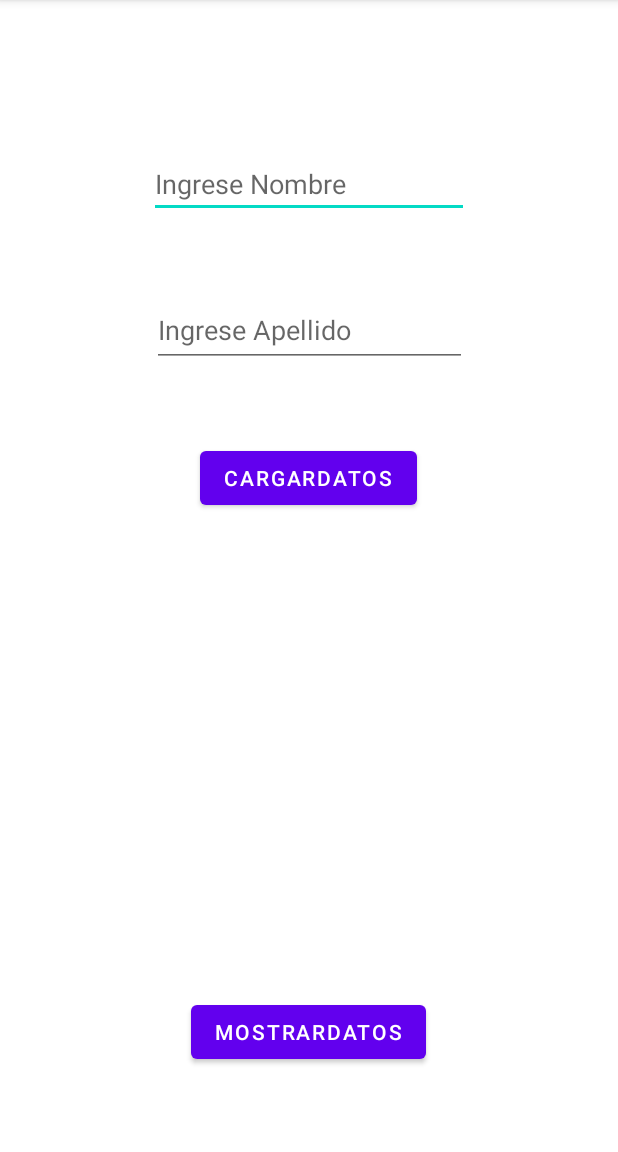
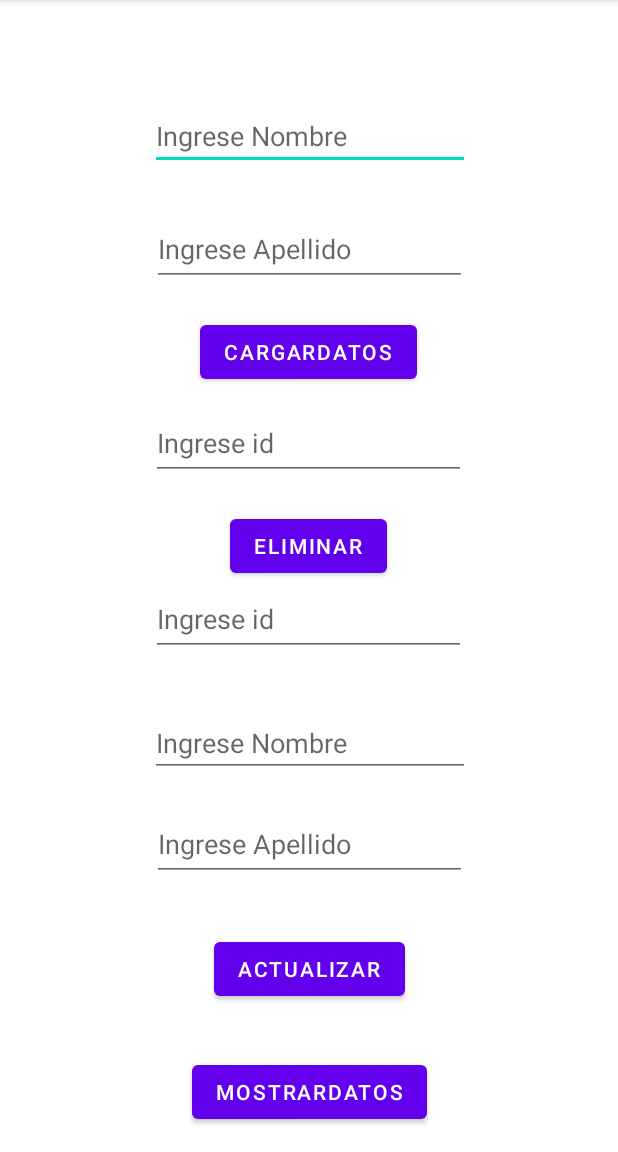
Before and after one commit to BMRCVIP/ListaDeContacto, an Android app: the screen it shows after launch (FormApiContacActivity), on a phone screen of 412 x 824 dp, the part 84-1236 px from its top. Run offline under Robolectric (Android 15) with nearby library versions, the phone set to English and light mode, and no system bars.

Commit message:
Se realizo CRUD completo

```diff
--- a/app/src/main/java/com/example/pantallaadicional/FormApiContacActivity.java
+++ b/app/src/main/java/com/example/pantallaadicional/FormApiContacActivity.java
@@ -13,6 +13,7 @@ import android.widget.EditText;
 
 import com.example.pantallaadicional.adapters.APIContactsAdapter;
 import com.example.pantallaadicional.entityes.ContactApi;
+import com.example.pantallaadicional.entityes.RazaPerro;
 import com.example.pantallaadicional.services.ContactApiService;
 
 import java.util.List;
@@ -25,8 +26,9 @@ import retrofit2.converter.gson.GsonConverterFactory;
 
 public class FormApiContacActivity extends AppCompatActivity {
 
-    EditText etName, etLastName;
+    EditText etName, etLastName, etID,etID2, etName2, etLastName2;
     private Button button;
+
     @Override
     protected void onCreate(Bundle savedInstanceState) {
         super.onCreate(savedInstanceState);
@@ -34,11 +36,16 @@ public class FormApiContacActivity extends AppCompatActivity {
 
         etName = findViewById(R.id.etName);
         etLastName = findViewById(R.id.etLastName);
+        etName2=findViewById(R.id.etName2);
+        etLastName2= findViewById(R.id.etLastName2);
 
-        button=findViewById(R.id.btnSiguiente);
-        button.setOnClickListener(v ->{
-                onClick(v);
-                });
+        etID = findViewById(R.id.etID);
+        etID2 = findViewById(R.id.etID2);
+
+        button = findViewById(R.id.btnSiguiente);
+        button.setOnClickListener(v -> {
+            onClick(v);
+        });
 
         /*ContactApi contactApi = new ContactApi();
         contactApi.name="Brandon";
@@ -69,15 +76,32 @@ public class FormApiContacActivity extends AppCompatActivity {
 
     }
 
-    public void enviar(View v){
+    public void enviar(View v) {
         String name = etName.getText().toString();
         String lastname = etLastName.getText().toString();
         ContactApi contactApi = new ContactApi();
-        contactApi.name=name;
-        contactApi.lastname=lastname;
+        contactApi.name = name;
+        contactApi.lastname = lastname;
         postRetrofit(contactApi);
     }
-    public  void postRetrofit(ContactApi contactApi){
+
+    public void eliminar(View v) {
+        String id = etID.getText().toString();
+        deleteRetrofit(Integer.parseInt(id));
+    }
+
+    public void actualizar(View v) {
+        String id = etID2.getText().toString();
+        String name2 = etName2.getText().toString();
+        String lastname2 = etLastName2.getText().toString();
+        ContactApi contactApi = new ContactApi();
+        contactApi.name = name2;
+        contactApi.lastname = lastname2;
+        contactApi.id = Integer.parseInt(id);
+        updateRetrofit(contactApi, Integer.parseInt(id));
+    }
+
+    public void postRetrofit(ContactApi contactApi) {
         Retrofit retrofit = new Retrofit.Builder()
                 .baseUrl("https://63597f5cff3d7bddb9a3cca2.mockapi.io/")
                 .addConverterFactory(GsonConverterFactory.create())
@@ -86,30 +110,51 @@ public class FormApiContacActivity extends AppCompatActivity {
         service.create(contactApi).enqueue(new Callback<Void>() {
             @Override
             public void onResponse(Call<Void> call, Response<Void> response) {
-                Log.i("MAIN_APP", "RESPONSE"+ response.code());
+                Log.i("MAIN_APP", "RESPONSE" + response.code());
             }
+
             @Override
             public void onFailure(Call<Void> call, Throwable t) {
             }
         });
     }
 
-    /*public void updateRetrofit(ContactApi contactApi, int id){
+    public void deleteRetrofit(int id) {
         Retrofit retrofit = new Retrofit.Builder()
                 .baseUrl("https://63597f5cff3d7bddb9a3cca2.mockapi.io/")
                 .addConverterFactory(GsonConverterFactory.create())
                 .build();
         ContactApiService service = retrofit.create(ContactApiService.class);
-        service.update(contactApi, id).enqueue(new Callback<Void>() {
+        service.delete(id).enqueue(new Callback<ContactApi>() {
             @Override
-            public void onResponse(Call<Void> call, Response<Void> response) {
-                Log.i("MAIN_APP", "RESPONSE"+ response.code());
+            public void onResponse(Call<ContactApi> call, Response<ContactApi> response) {
+                ContactApi data = response.body();
             }
 
             @Override
-            public void onFailure(Call<Void> call, Throwable t) {
+            public void onFailure(Call<ContactApi> call, Throwable t) {
 
             }
         });
-    }*/
+    }
+
+
+    public void updateRetrofit(ContactApi contactApi, int id){
+        Retrofit retrofit = new Retrofit.Builder()
+                .baseUrl("https://63597f5cff3d7bddb9a3cca2.mockapi.io/")
+                .addConverterFactory(GsonConverterFactory.create())
+                .build();
+        ContactApiService service = retrofit.create(ContactApiService.class);
+        service.update(contactApi, id).enqueue(new Callback<ContactApi>() {
+            @Override
+            public void onResponse(Call<ContactApi> call, Response<ContactApi> response) {
+                ContactApi data = response.body();
+            }
+
+            @Override
+            public void onFailure(Call<ContactApi> call, Throwable t) {
+
+            }
+        });
+    }
 }
--- a/app/src/main/java/com/example/pantallaadicional/services/ContactApiService.java
+++ b/app/src/main/java/com/example/pantallaadicional/services/ContactApiService.java
@@ -6,6 +6,7 @@ import java.util.List;
 
 import retrofit2.Call;
 import retrofit2.http.Body;
+import retrofit2.http.DELETE;
 import retrofit2.http.GET;
 import retrofit2.http.POST;
 import retrofit2.http.PUT;
@@ -18,6 +19,10 @@ public interface ContactApiService {
     Call<List<ContactApi>> getListContact();
     @POST("contacts")
     Call<Void> create(@Body ContactApi contactApi);//guardar datos
+    /*@PUT("contacts/{id}")
+    Call<Void> update (@Body ContactApi contactApi, @Path("id")int id);*/
     @PUT("contacts/{id}")
-    Call<Void> update (@Body ContactApi contactApi, @Path("id")int id); //actualizar datos
+    Call<ContactApi> update(@Body ContactApi contactApi, @Path("id")int id);
+    @DELETE("contacts/{id}")
+    Call<ContactApi> delete (@Path("id")int id);
 }
--- a/app/src/main/res/layout/activity_api_contac.xml
+++ b/app/src/main/res/layout/activity_api_contac.xml
@@ -2,6 +2,7 @@
 <androidx.constraintlayout.widget.ConstraintLayout xmlns:android="http://schemas.android.com/apk/res/android"
     xmlns:app="http://schemas.android.com/apk/res-auto"
     xmlns:tools="http://schemas.android.com/tools"
+    android:id="@+id/et"
     android:layout_width="match_parent"
     android:layout_height="match_parent"
     tools:context=".FormApiContacActivity">
@@ -10,11 +11,12 @@
         android:id="@+id/etName"
         android:layout_width="wrap_content"
         android:layout_height="wrap_content"
-        android:layout_marginTop="100dp"
+        android:layout_marginTop="68dp"
         android:ems="10"
         android:hint="Ingrese Nombre"
         android:inputType="textPersonName"
         app:layout_constraintEnd_toEndOf="parent"
+        app:layout_constraintHorizontal_bias="0.502"
         app:layout_constraintStart_toStartOf="parent"
         app:layout_constraintTop_toTopOf="parent" />
 
@@ -22,11 +24,12 @@
         android:id="@+id/etLastName"
         android:layout_width="210dp"
         android:layout_height="49dp"
-        android:layout_marginTop="50dp"
+        android:layout_marginTop="28dp"
         android:ems="10"
         android:hint="Ingrese Apellido"
         android:inputType="textPersonName"
         app:layout_constraintEnd_toEndOf="parent"
+        app:layout_constraintHorizontal_bias="0.502"
         app:layout_constraintStart_toStartOf="parent"
         app:layout_constraintTop_toBottomOf="@+id/etName" />
 
@@ -35,27 +38,100 @@
         android:layout_width="wrap_content"
         android:layout_height="wrap_content"
         android:layout_marginStart="158dp"
+        android:layout_marginTop="20dp"
         android:layout_marginEnd="159dp"
-        android:layout_marginBottom="376dp"
         android:onClick="enviar"
         android:text="CargarDatos"
-        app:layout_constraintBottom_toBottomOf="parent"
         app:layout_constraintEnd_toEndOf="parent"
         app:layout_constraintStart_toStartOf="parent"
         app:layout_constraintTop_toBottomOf="@+id/etLastName" />
+
+    <EditText
+        android:id="@+id/etID"
+        android:layout_width="210dp"
+        android:layout_height="49dp"
+        android:layout_marginTop="12dp"
+        android:ems="10"
+        android:hint="Ingrese id"
+        android:inputType="textPersonName"
+        app:layout_constraintEnd_toEndOf="parent"
+        app:layout_constraintHorizontal_bias="0.497"
+        app:layout_constraintStart_toStartOf="parent"
+        app:layout_constraintTop_toBottomOf="@+id/btnEnviar" />
+
+    <Button
+        android:id="@+id/btnEliminar"
+        android:layout_width="wrap_content"
+        android:layout_height="wrap_content"
+        android:layout_marginTop="20dp"
+        android:onClick="eliminar"
+        android:text="Eliminar"
+        app:layout_constraintEnd_toEndOf="parent"
+        app:layout_constraintHorizontal_bias="0.498"
+        app:layout_constraintStart_toStartOf="parent"
+        app:layout_constraintTop_toBottomOf="@+id/etID" />
+
+    <EditText
+        android:id="@+id/etID2"
+        android:layout_width="210dp"
+        android:layout_height="49dp"
+        android:ems="10"
+        android:hint="Ingrese id"
+        android:inputType="textPersonName"
+        app:layout_constraintEnd_toEndOf="parent"
+        app:layout_constraintHorizontal_bias="0.497"
+        app:layout_constraintStart_toStartOf="parent"
+        app:layout_constraintTop_toBottomOf="@+id/btnEliminar" />
+
+    <EditText
+        android:id="@+id/etName2"
+        android:layout_width="wrap_content"
+        android:layout_height="wrap_content"
+        android:layout_marginTop="35dp"
+        android:ems="10"
+        android:hint="Ingrese Nombre"
+        android:inputType="textPersonName"
+        app:layout_constraintEnd_toEndOf="parent"
+        app:layout_constraintHorizontal_bias="0.502"
+        app:layout_constraintStart_toStartOf="parent"
+        app:layout_constraintTop_toBottomOf="@+id/etID2" />
+
+    <EditText
+        android:id="@+id/etLastName2"
+        android:layout_width="210dp"
+        android:layout_height="49dp"
+        android:layout_marginTop="20dp"
+        android:ems="10"
+        android:hint="Ingrese Apellido"
+        android:inputType="textPersonName"
+        app:layout_constraintEnd_toEndOf="parent"
+        app:layout_constraintStart_toStartOf="parent"
+        app:layout_constraintTop_toBottomOf="@+id/etName2" />
 
     <Button
         android:id="@+id/btnSiguiente"
         android:layout_width="wrap_content"
         android:layout_height="wrap_content"
         android:layout_marginStart="158dp"
-        android:layout_marginTop="312dp"
         android:layout_marginEnd="159dp"
-        android:layout_marginBottom="47dp"
+        android:layout_marginBottom="16dp"
         android:text="MostrarDatos"
         app:layout_constraintBottom_toBottomOf="parent"
         app:layout_constraintEnd_toEndOf="parent"
+        app:layout_constraintHorizontal_bias="0.492"
+        app:layout_constraintStart_toStartOf="parent" />
+
+    <Button
+        android:id="@+id/btnActualizar"
+        android:layout_width="wrap_content"
+        android:layout_height="wrap_content"
+        android:layout_marginTop="16dp"
+        android:layout_marginBottom="16dp"
+        android:onClick="actualizar"
+        android:text="Actualizar"
+        app:layout_constraintBottom_toTopOf="@+id/btnSiguiente"
+        app:layout_constraintEnd_toEndOf="parent"
         app:layout_constraintStart_toStartOf="parent"
-        app:layout_constraintTop_toBottomOf="@+id/btnEnviar" />
+        app:layout_constraintTop_toBottomOf="@+id/etLastName2" />
 
 </androidx.constraintlayout.widget.ConstraintLayout>
```
